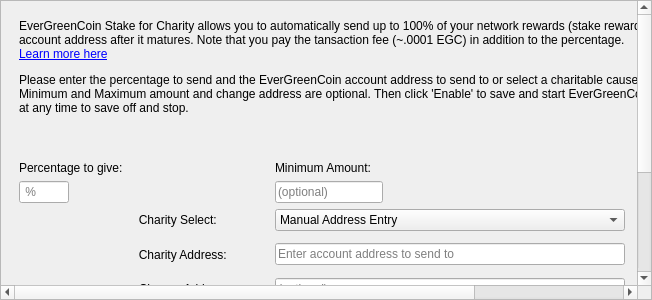
Above: src/qt/forms/charitydialog.ui from EverGreenCoinDev/EverGreenCoin before the change. Below: the same form after it.
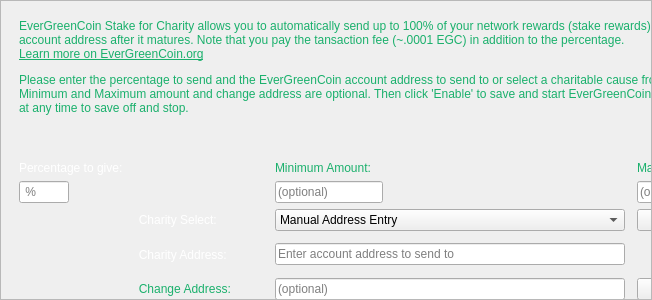
That is the form after the change. Icons and pictures are not drawn.

Patch:
```diff
--- a/src/qt/forms/charitydialog.ui
+++ b/src/qt/forms/charitydialog.ui
@@ -40,6 +40,12 @@
      <property name="widgetResizable">
       <bool>true</bool>
      </property>
+     <property name="verticalScrollBarPolicy">
+      <enum>Qt::ScrollBarAlwaysOff</enum>
+     </property>
+     <property name="horizontalScrollBarPolicy">
+      <enum>Qt::ScrollBarAlwaysOff</enum>
+     </property>
      <widget class="QWidget" name="scrollAreaWidgetContents">
       <property name="enabled">
        <bool>true</bool>
@@ -277,13 +283,13 @@
           <item row="0" column="0" colspan="6">
            <widget class="QLabel" name="label_2">
             <property name="styleSheet">
-             <string notr="true">color: black;</string>
+             <string notr="true">color: #1ab06c</string>
             </property>
             <property name="lineWidth">
              <number>1</number>
             </property>
             <property name="text">
-             <string>&lt;html&gt;&lt;head/&gt;&lt;body&gt;&lt;p&gt;EverGreenCoin Stake for Charity allows you to automatically send up to 100% of your network rewards (stake rewards) to another EverGreenCoin account address after it matures. Note that you pay the tansaction fee (~.0001 EGC) in addition to the percentage.  &lt;br /&gt;&lt;a href=&quot;https://evergreencoin.org/staking-for-charity/&quot;&gt;Learn more here&lt;/a&gt;&lt;/p&gt;&lt;p&gt;Please enter the percentage to send and the EverGreenCoin account address to send to or select a charitable cause from the drop-down menu. Minimum and Maximum amount and change address are optional. Then click 'Enable' to save and start EverGreenCoin Stake for Charity. Click 'Disable' at any time to save off and stop.&lt;/p&gt;&lt;p&gt;&lt;br/&gt;&lt;/p&gt;&lt;/body&gt;&lt;/html&gt;</string>
+             <string>&lt;html&gt;&lt;head/&gt;&lt;body&gt;&lt;p&gt;EverGreenCoin Stake for Charity allows you to automatically send up to 100% of your network rewards (stake rewards) to another EverGreenCoin account address after it matures. Note that you pay the tansaction fee (~.0001 EGC) in addition to the percentage.  &lt;br /&gt;&lt;a href=&quot;https://evergreencoin.org/staking-for-charity/&quot;&gt;&lt;span style=&quot;color: #1ab06c;&quot;&gt;Learn more on EverGreenCoin.org&lt;/span&gt;&lt;/a&gt;&lt;/p&gt;&lt;p&gt;Please enter the percentage to send and the EverGreenCoin account address to send to or select a charitable cause from the drop-down menu. Minimum and Maximum amount and change address are optional. Then click 'Enable' to save and start EverGreenCoin Stake for Charity. Click 'Disable' at any time to save off and stop.&lt;/p&gt;&lt;p&gt;&lt;br/&gt;&lt;/p&gt;&lt;/body&gt;&lt;/html&gt;</string>
             </property>
             <property name="alignment">
              <set>Qt::AlignLeading|Qt::AlignLeft|Qt::AlignTop</set>
@@ -304,6 +310,9 @@
             <property name="text">
              <string>&lt;html&gt;&lt;head/&gt;&lt;body&gt;&lt;p&gt;Minimum Amount:&lt;/p&gt;&lt;/body&gt;&lt;/html&gt;</string>
             </property>
+            <property name="styleSheet">
+             <string notr="true">QLabel {color: #1ab06c;}</string>
+            </property>
            </widget>
           </item>
           <item row="6" column="1">
@@ -339,6 +348,9 @@
             <property name="text">
              <string>&lt;html&gt;&lt;head/&gt;&lt;body&gt;&lt;p&gt;&lt;span&gt;Percentage to give:&lt;/span&gt;&lt;/p&gt;&lt;/body&gt;&lt;/html&gt;</string>
             </property>
+            <property name="styleSheet">
+             <string notr="true">QLabel {color: #ffffff;}</string>
+            </property>
            </widget>
           </item>
           <item row="6" column="0">
@@ -419,6 +431,9 @@
             <property name="text">
              <string>                                    Change Address:</string>
             </property>
+            <property name="styleSheet">
+             <string notr="true">QLabel {color: #1ab06c;}</string>
+            </property>
            </widget>
           </item>
           <item row="5" column="1">
@@ -473,6 +488,9 @@
             <property name="text">
              <string>&lt;html&gt;&lt;head/&gt;&lt;body&gt;&lt;p&gt;Maximum Amount:&lt;/p&gt;&lt;/body&gt;&lt;/html&gt;</string>
             </property>
+            <property name="styleSheet">
+             <string notr="true">QLabel {color: #1ab06c;}</string>
+            </property>
            </widget>
           </item>
           <item row="3" column="3">
@@ -490,6 +508,9 @@
             <property name="text">
              <string>                                    Charity Select:</string>
             </property>
+            <property name="styleSheet">
+             <string notr="true">QLabel {color: #ffffff;}</string>
+            </property>
            </widget>
           </item>
           <item row="4" column="0">
@@ -500,6 +521,9 @@
             <property name="text">
              <string>                                    Charity Address:</string>
             </property>
+            <property name="styleSheet">
+             <string notr="true">QLabel {color: #ffffff;}</string>
+            </property>
            </widget>
           </item>
           <item row="3" column="1">
@@ -547,6 +571,9 @@
               <verstretch>0</verstretch>
              </sizepolicy>
             </property>
+            <property name="styleSheet">
+              <string notr="true">border: none;</string>
+            </property>
             <property name="minimumSize">
              <size>
               <width>175</width>
```
Left out of the diff: 5 changed lines with no effect on the pictures.
